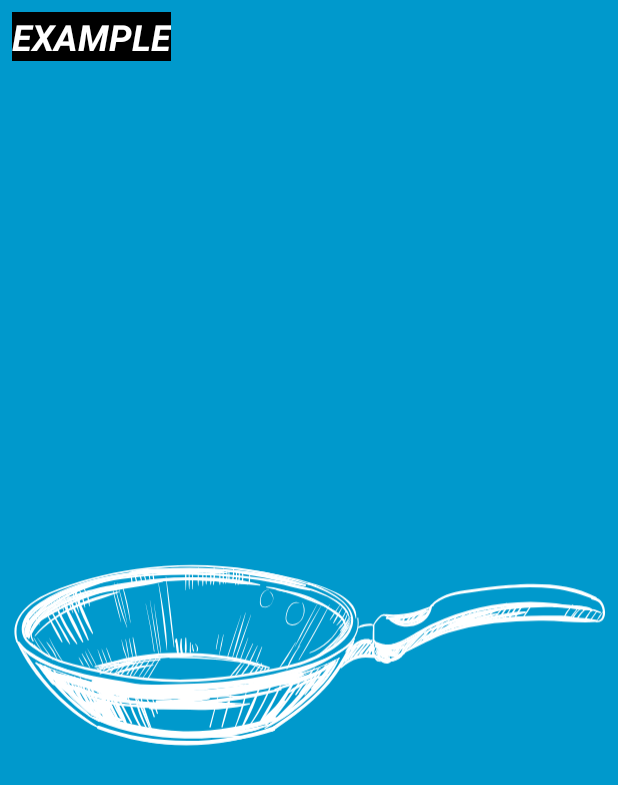
After one commit to hsallajo/android_baking_time, an Android app: the layout baking_time_widget.xml on its own in the app's theme, with its tools: preview values and no code run, on a phone screen of 412 x 824 dp. The commit adds this screen. Shown: the top 785 px of the screen. Run offline under Robolectric (Android 15) with nearby library versions, the phone set to English and light mode, and no system bars.

Commit message:
adds recipe widget, recipe sync service, initial implementation

```diff
--- a/app/src/main/java/com/shu/bakingtime/RecipeActivity.java
+++ b/app/src/main/java/com/shu/bakingtime/RecipeActivity.java
@@ -396,9 +396,7 @@ public class RecipeActivity extends AppCompatActivity {
 
             public void bind(int position) {
                 mStepId.setText(Integer.toString(mSteps.get(position - 1).getId()));
-                Log.d(TAG, "bind: " + Integer.toString(mSteps.get(position - 1).getId()));
                 mStepBrief.setText(mSteps.get(position - 1).getShortDescription());
-                Log.d(TAG, "bind: " + mSteps.get(position - 1).getShortDescription());
             }
 
             private ItemViewHolder(View view) {
--- a/app/src/main/java/com/shu/bakingtime/database/RecipesDao.java
+++ b/app/src/main/java/com/shu/bakingtime/database/RecipesDao.java
@@ -17,4 +17,7 @@ public interface RecipesDao {
 
     @Insert(onConflict = OnConflictStrategy.REPLACE)
     void insert(Recipe recipe);
+
+    @Query("SELECT * FROM recipe WHERE id = :recipeId")
+    Recipe loadRecipe(int recipeId);
 }
--- /dev/null
+++ b/app/src/main/res/layout/baking_time_widget.xml
@@ -0,0 +1,26 @@
+<LinearLayout xmlns:android="http://schemas.android.com/apk/res/android"
+    android:layout_width="match_parent"
+    android:layout_height="match_parent"
+    android:orientation="vertical"
+    android:background="#09C"
+    android:padding="@dimen/widget_margin">
+
+    <TextView
+        android:id="@+id/appwidget_text"
+        android:layout_width="wrap_content"
+        android:layout_height="wrap_content"
+        android:layout_margin="8dp"
+        android:background="#000"
+        android:contentDescription="@string/appwidget_text"
+        android:text="@string/appwidget_text"
+        android:textColor="#ffffff"
+        android:textSize="24sp"
+        android:textStyle="bold|italic" />
+    <ImageView
+        android:id="@+id/appwidget_img"
+        android:layout_width="match_parent"
+        android:layout_height="match_parent"
+        android:layout_margin="8dp"
+        android:src="@drawable/ic_sauce_pan"/>
+
+</LinearLayout>
--- a/app/src/main/res/values/dimens.xml
+++ b/app/src/main/res/values/dimens.xml
@@ -9,4 +9,10 @@
     <dimen name="app_bar_height">200dp</dimen>
     <dimen name="item_width">300dp</dimen>
     <dimen name="margin_x_small">4dp</dimen>
+
+    <!--
+Refer to App Widget Documentation for margin information
+http://developer.android.com/guide/topics/appwidgets/index.html#CreatingLayout
+    -->
+    <dimen name="widget_margin">8dp</dimen>
 </resources>
--- a/app/src/main/res/values/strings.xml
+++ b/app/src/main/res/values/strings.xml
@@ -12,4 +12,6 @@
     <string name="str_next">Next</string>
     <string name="str_placeholder">Placeholder image displayed when recipe step video is missing</string>
     <string name="str_recipe_image">Decorative recipe image</string>
+    <string name="appwidget_text">EXAMPLE</string>
+    <string name="add_widget">Add widget</string>
 </resources>
```
Also changed, not shown: app/src/main/AndroidManifest.xml (+17 -1 lines), app/src/main/java/com/shu/bakingtime/BakingTimeWidget.java (added, +63 -0 lines), app/src/main/java/com/shu/bakingtime/RecipesMainActivity.java (+18 -2 lines), app/src/main/java/com/shu/bakingtime/sync/RecipeSyncService.java (added, +64 -0 lines), app/src/main/res/values-v14/dimens.xml (added, +10 -0 lines), app/src/main/res/xml/baking_time_widget_info.xml (added, +10 -0 lines), app/src/main/res/drawable-nodpi/example_appwidget_preview.png (added), app/src/main/res/drawable-nodpi/grass.png (added), app/src/main/res/drawable/sauce_pan.png (added).
